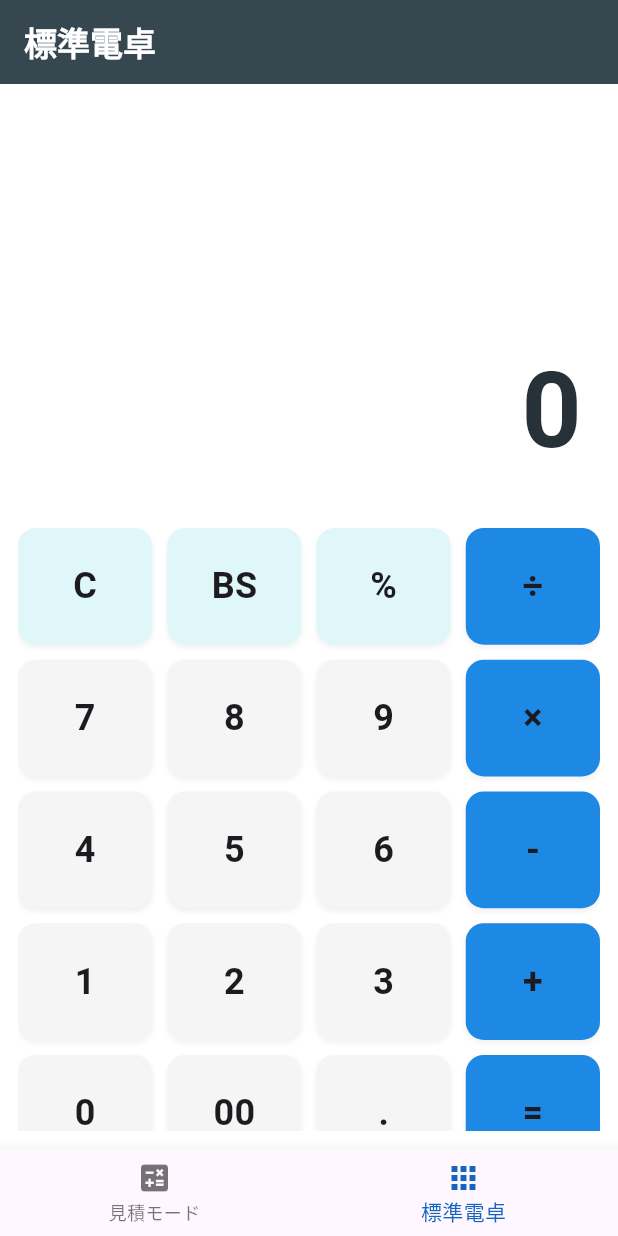
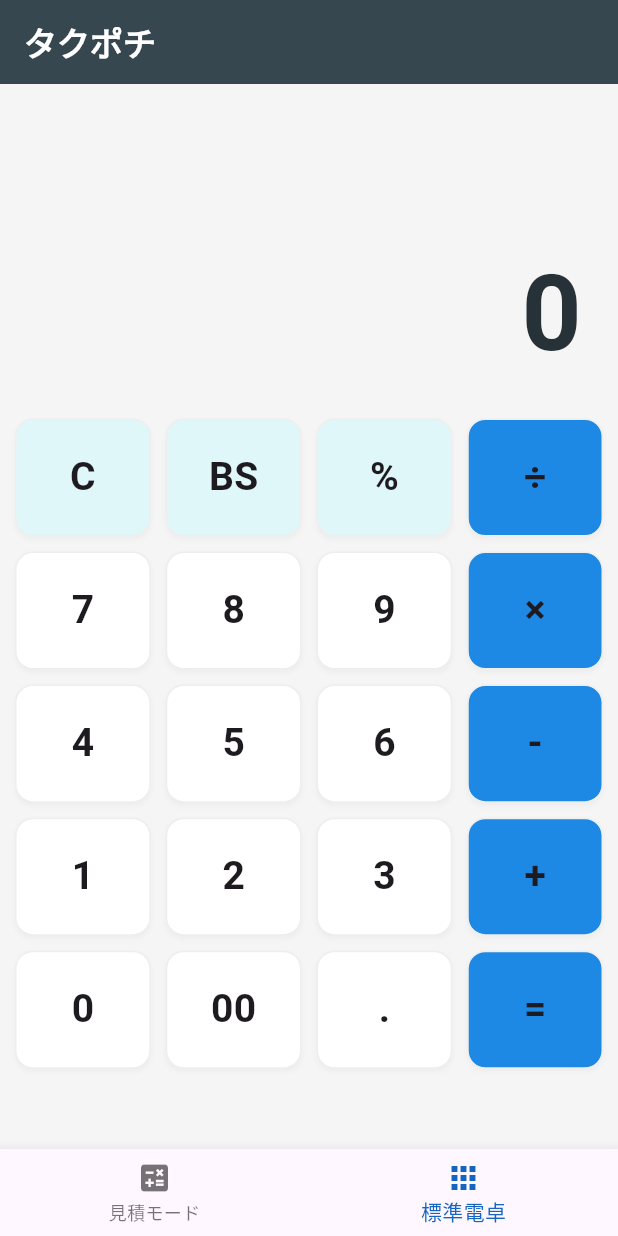
Before and after one commit to k-kei1412/Air-Conditioner, a Flutter app: the screen it shows after launch, item 2 of the bottom bar chosen, on a phone screen of 412 x 824 dp. Run offline on Flutter 3.47's test engine with Material 3 defaults, Android fonts, the phone set to English and light mode, and no system bars; our stand-ins replace shared_preferences.

Commit message:
Update main.dart

```diff
--- a/lib/main.dart
+++ b/lib/main.dart
@@ -216,7 +216,7 @@ class _NojimaThreeCalcPageState extends State<NojimaThreeCalcPage> {
 }
 
 // ---------------------------------------------------------
-// 画面2: 標準電卓 (サイズ最適化・白ベース・横向き対応版)
+// 画面2: 標準電卓 (サイズ圧縮・目に優しいグレー・横向き完結版)
 // ---------------------------------------------------------
 class SimpleCalcPage extends StatefulWidget {
   const SimpleCalcPage({super.key});
@@ -304,23 +304,22 @@ class _SimpleCalcPageState extends State<SimpleCalcPage> {
     bool isLandscape = MediaQuery.of(context).orientation == Orientation.landscape;
 
     return Scaffold(
-      backgroundColor: Colors.white,
+      backgroundColor: Colors.grey[100], // 目に優しい薄いグレーに変更
       appBar: AppBar(
-        title: const Text("標準電卓", style: TextStyle(color: Colors.white, fontWeight: FontWeight.bold)),
+        title: const Text("タクポチ", style: TextStyle(color: Colors.white, fontWeight: FontWeight.bold)),
         backgroundColor: Colors.blueGrey[800],
         elevation: 0,
       ),
       body: Center(
         child: ConstrainedBox(
-          // ここで最大幅を 450 に制限することで、横向きでも広がりすぎないようにしました
-          constraints: const BoxConstraints(maxWidth: 450),
+          constraints: const BoxConstraints(maxWidth: 480), // 縦横共通で少しコンパクトに
           child: Column(
             children: [
-              // 表示エリア
+              // 1. 表示エリア（横向きは高さを大幅に圧縮）
               Expanded(
-                flex: isLandscape ? 3 : 4,
+                flex: isLandscape ? 2 : 3, // 横向きは flex 2 で高さを抑える
                 child: Container(
-                  padding: const EdgeInsets.symmetric(horizontal: 24, vertical: 16),
+                  padding: const EdgeInsets.symmetric(horizontal: 24, vertical: 10),
                   alignment: Alignment.bottomRight,
                   child: Column(
                     mainAxisAlignment: MainAxisAlignment.end,
@@ -331,7 +330,7 @@ class _SimpleCalcPageState extends State<SimpleCalcPage> {
                         reverse: true,
                         child: Text(_expression, style: const TextStyle(fontSize: 32, color: Colors.black54)),
                       ),
-                      const SizedBox(height: 8),
+                      const SizedBox(height: 5),
                       FittedBox(
                         fit: BoxFit.scaleDown,
                         child: Text(_result, style: TextStyle(fontSize: 70, fontWeight: FontWeight.bold, color: Colors.blueGrey[900])),
@@ -340,12 +339,12 @@ class _SimpleCalcPageState extends State<SimpleCalcPage> {
                   ),
                 ),
               ),
-              // ボタンエリア
+              // 2. ボタンエリア（横向きは間隔を詰める）
               Expanded(
-                flex: isLandscape ? 7 : 6,
+                flex: isLandscape ? 8 : 7,
                 child: Padding(
-                  padding: const EdgeInsets.all(12.0),
-                  child: _buildGrid(),
+                  padding: const EdgeInsets.all(10.0),
+                  child: _buildGrid(isLandscape),
                 ),
               ),
             ],
@@ -355,7 +354,7 @@ class _SimpleCalcPageState extends State<SimpleCalcPage> {
     );
   }
 
-  Widget _buildGrid() {
+  Widget _buildGrid(bool isLandscape) {
     final List<List<String>> grid = [
       ["C", "BS", "%", "÷"],
       ["7", "8", "9", "×"],
@@ -366,10 +365,11 @@ class _SimpleCalcPageState extends State<SimpleCalcPage> {
 
     return GridView.builder(
       physics: const NeverScrollableScrollPhysics(),
-      gridDelegate: const SliverGridDelegateWithFixedCrossAxisCount(
+      gridDelegate: SliverGridDelegateWithFixedCrossAxisCount(
         crossAxisCount: 4,
-        childAspectRatio: 1.15, // 少し横長にしてボタンの押しやすさを確保
-        mainAxisSpacing: 10,
+        // 横向きは少し横長（1.4）にすることで、潰れて見えるのを防ぐ
+        childAspectRatio: isLandscape ? 1.4 : 1.15,
+        mainAxisSpacing: isLandscape ? 6 : 10, // 横向きは上下間隔を詰めて高さを稼ぐ
         crossAxisSpacing: 10,
       ),
       itemCount: 20,
@@ -384,8 +384,8 @@ class _SimpleCalcPageState extends State<SimpleCalcPage> {
     bool isOp = _isOperator(label) || label == "=";
     bool isAction = ["C", "BS", "%"].contains(label);
 
-    // 見積モードの色に合わせた配色
-    Color bgColor = Colors.grey[100]!;
+    // 落ち着いた白ベースの配色
+    Color bgColor = Colors.white;
     Color textColor = Colors.black87;
 
     if (isAction) {
@@ -403,12 +403,13 @@ class _SimpleCalcPageState extends State<SimpleCalcPage> {
         decoration: BoxDecoration(
           color: bgColor,
           borderRadius: BorderRadius.circular(12),
+          border: Border.all(color: Colors.grey[200]!),
           boxShadow: [
-            BoxShadow(color: Colors.black.withOpacity(0.05), blurRadius: 2, offset: const Offset(0, 2)),
+            BoxShadow(color: Colors.black.withOpacity(0.03), blurRadius: 2, offset: const Offset(0, 2)),
           ],
         ),
         child: Center(
-          child: Text(label, style: const TextStyle(fontSize: 24, fontWeight: FontWeight.bold)),
+          child: Text(label, style: const TextStyle(fontSize: 26, fontWeight: FontWeight.bold)),
         ),
       ),
     );
```
